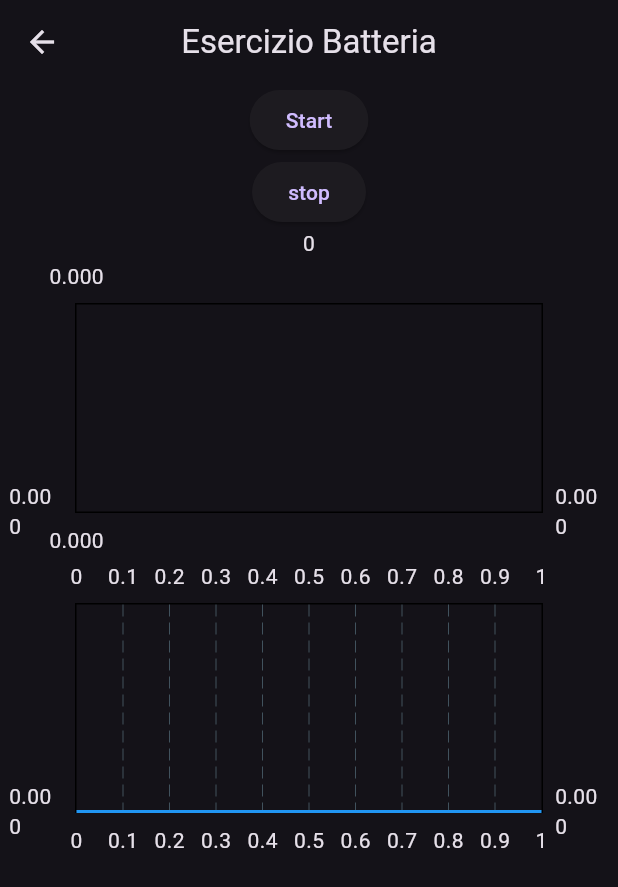
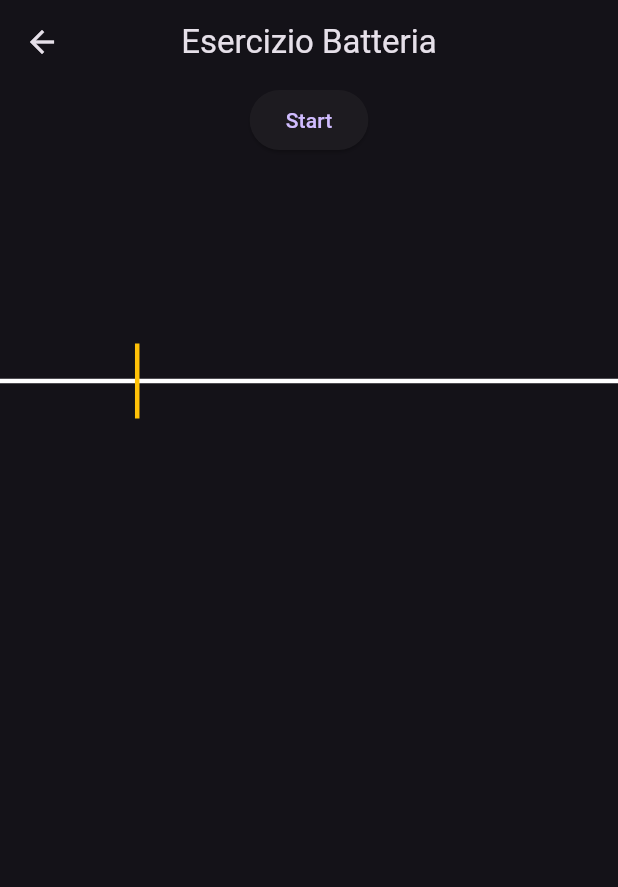
Before and after one commit to emavola/on-beat, a Flutter app: the ExercisePage screen opened by its route, after a tap on "Start", on a phone screen of 412 x 824 dp. Shown: the top 887 px of the screen. Run offline on Flutter 3.47's test engine with Material 3 defaults, Android fonts, the light colour scheme and no system bars; drawn by our look-alikes of fl_chart; our stand-ins replace sensors_plus.

Commit message:
More control on the animation

```diff
--- a/lib/pages/exercise_page.dart
+++ b/lib/pages/exercise_page.dart
@@ -8,8 +8,11 @@ class ExercisePage extends StatefulWidget {
   State<ExercisePage> createState() => _ExercisePageState();
 }
 
-class _ExercisePageState extends State<ExercisePage> {
+class _ExercisePageState extends State<ExercisePage>
+    with SingleTickerProviderStateMixin {
   final AccelerometerService acc = AccelerometerService();
+  late AnimationController _controller;
+  late Animation<double> _animation;
 
   int _counter = 0;
 
@@ -20,6 +23,14 @@ class _ExercisePageState extends State<ExercisePage> {
         () => setState(() {
           _counter++;
         });
+    _controller = AnimationController(
+      vsync: this,
+      duration: Duration(seconds: 5),
+    );
+    _animation = Tween<double>(begin: -1, end: 1).animate(_controller)
+      ..addListener(() {
+        setState(() {});
+      });
   }
 
   @override
@@ -33,55 +44,30 @@ class _ExercisePageState extends State<ExercisePage> {
         child: Column(
           children: [
             ElevatedButton(
-              onPressed: AccelerometerService().start,
+              onPressed: () {
+                _controller.reset();
+                _controller.forward();
+              },
               child: Text("Start"),
             ),
-            ElevatedButton(
-              onPressed: AccelerometerService().stop,
-              child: Text("stop"),
-            ),
-            Text(_counter.toString()),
             SizedBox(
-              width: 400,
-              height: 200,
-              child: LineChart(
-                LineChartData(
-                  lineBarsData: [
-                    LineChartBarData(
-                      spots: List.generate(
-                        acc.getDerivative().length,
-                        (i) => FlSpot(i.toDouble(), acc.getDerivative()[i]),
-                      ),
-                      isCurved: true,
-                      color: Colors.blue,
-                      belowBarData: BarAreaData(show: false),
-                      dotData: FlDotData(show: false),
+              width: double.infinity,
+              height: 300,
+              child: Stack(
+                children: <Widget>[
+                  Align(
+                    alignment: Alignment.center,
+                    child: Container(
+                      color: Colors.white,
+                      width: double.infinity,
+                      height: 3,
                     ),
-                  ],
-                ),
-              ),
-            ),
-            SizedBox(
-              width: 400,
-              height: 200,
-              child: LineChart(
-                LineChartData(
-                  lineBarsData: [
-                    LineChartBarData(
-                      spots: List.generate(
-                        AccelerometerService.magnitudesForChart.length,
-                        (i) => FlSpot(
-                          i.toDouble(),
-                          AccelerometerService.magnitudesForChart[i],
-                        ),
-                      ),
-                      isCurved: true,
-                      color: Colors.blue,
-                      belowBarData: BarAreaData(show: false),
-                      dotData: FlDotData(show: false),
-                    ),
-                  ],
-                ),
+                  ),
+                  Align(
+                    alignment: Alignment(_animation.value, 0),
+                    child: Container(color: Colors.amber, width: 3, height: 50),
+                  ),
+                ],
               ),
             ),
           ],
```
